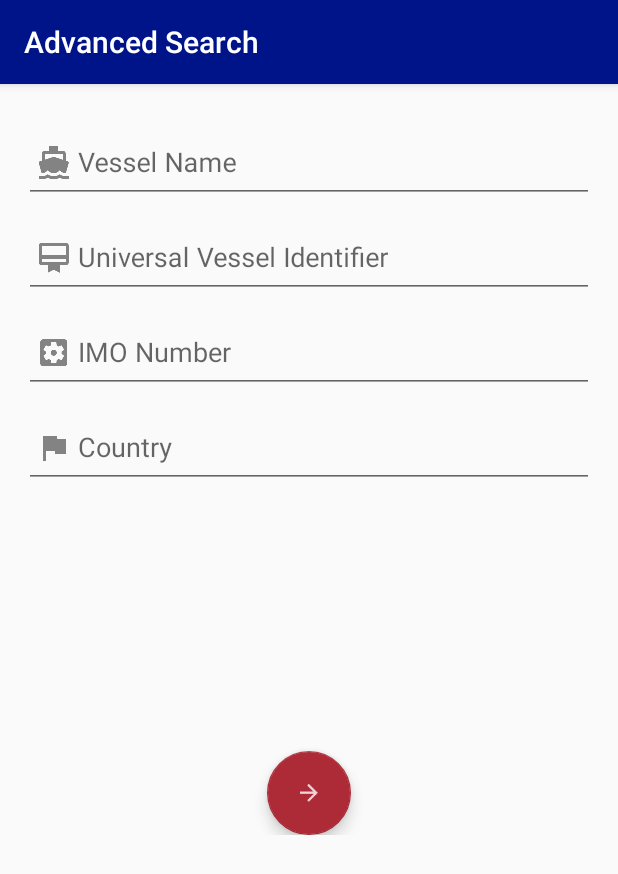
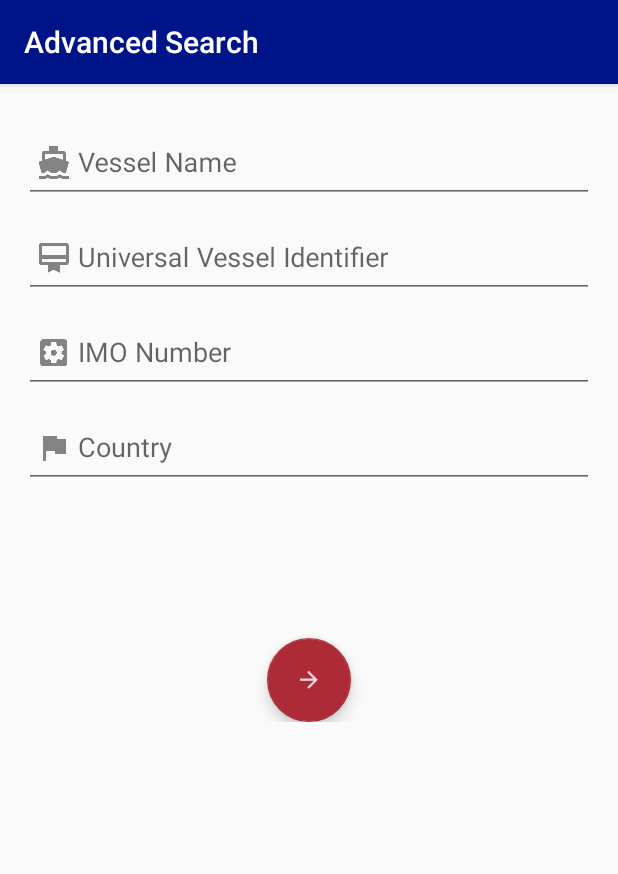
Before and after one commit to DarrienG/GoatFish-Android, an Android app: the AdvancedSearchActivity screen opened directly, with no data from a screen before it, on a phone screen of 412 x 824 dp. Shown: the top 874 px of the screen. Run offline under Robolectric (Android 15) with nearby library versions, the phone set to English and light mode, and no system bars.

Commit message:
Add better support for small screens - keep main activity on backstack

```diff
--- a/app/src/main/java/com/darrienglasser/goatfish/SearchActivity.java
+++ b/app/src/main/java/com/darrienglasser/goatfish/SearchActivity.java
@@ -43,7 +43,6 @@ public class SearchActivity extends AppCompatActivity {
             public boolean onQueryTextSubmit(String query) {
                 Intent intent = new Intent(SearchActivity.this, ResultsActivity.class);
                 startActivity(intent);
-                finish();
                 return false;
             }
 
--- a/app/src/main/res/layout/activity_advanced_search.xml
+++ b/app/src/main/res/layout/activity_advanced_search.xml
@@ -88,7 +88,7 @@
                 android:layout_width="wrap_content"
                 android:layout_height="wrap_content"
                 android:layout_gravity="center_horizontal"
-                android:layout_marginTop="175dp"
+                android:layout_marginTop="100dp"
                 android:clickable="true"
                 android:src="@drawable/ic_forward_icon" />
 
```
